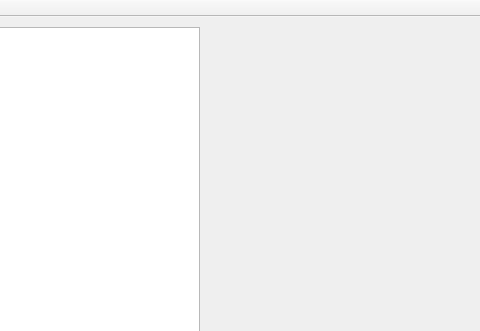
This is SpriteEditor/mainwindow.ui in mahowa/Nerdz as Qt 5 draws it before an edit; both pictures show x 560 to 1040 and y 0 to 331 of the 1189 by 785 pixel window. The edited form follows.
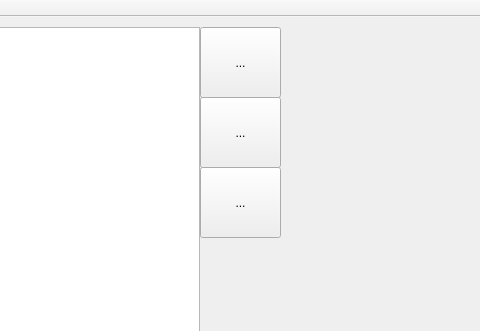
This is the edited form. Icons and pictures are not drawn.

Patch:
```diff
--- a/SpriteEditor/mainwindow.ui
+++ b/SpriteEditor/mainwindow.ui
@@ -30,6 +30,75 @@
      <enum>Qt::ScrollBarAlwaysOff</enum>
     </property>
    </widget>
+   <widget class="QToolButton" name="yAxisTrans">
+    <property name="geometry">
+     <rect>
+      <x>760</x>
+      <y>10</y>
+      <width>81</width>
+      <height>71</height>
+     </rect>
+    </property>
+    <property name="text">
+     <string>...</string>
+    </property>
+    <property name="icon">
+     <iconset resource="resources.qrc">
+      <normaloff>:/yAxisTrans.png</normaloff>:/yAxisTrans.png</iconset>
+    </property>
+    <property name="iconSize">
+     <size>
+      <width>81</width>
+      <height>71</height>
+     </size>
+    </property>
+   </widget>
+   <widget class="QToolButton" name="xAxisTrans">
+    <property name="geometry">
+     <rect>
+      <x>760</x>
+      <y>80</y>
+      <width>81</width>
+      <height>71</height>
+     </rect>
+    </property>
+    <property name="text">
+     <string>...</string>
+    </property>
+    <property name="icon">
+     <iconset resource="resources.qrc">
+      <normaloff>:/xAxisTrans.png</normaloff>:/xAxisTrans.png</iconset>
+    </property>
+    <property name="iconSize">
+     <size>
+      <width>81</width>
+      <height>71</height>
+     </size>
+    </property>
+   </widget>
+   <widget class="QToolButton" name="rotateTrans">
+    <property name="geometry">
+     <rect>
+      <x>760</x>
+      <y>150</y>
+      <width>81</width>
+      <height>71</height>
+     </rect>
+    </property>
+    <property name="text">
+     <string>...</string>
+    </property>
+    <property name="icon">
+     <iconset resource="resources.qrc">
+      <normaloff>:/rotate.png</normaloff>:/rotate.png</iconset>
+    </property>
+    <property name="iconSize">
+     <size>
+      <width>81</width>
+      <height>71</height>
+     </size>
+    </property>
+   </widget>
   </widget>
   <widget class="QMenuBar" name="menuBar">
    <property name="geometry">
```
Left out of the diff: 6 changed lines with no effect on the pictures.
